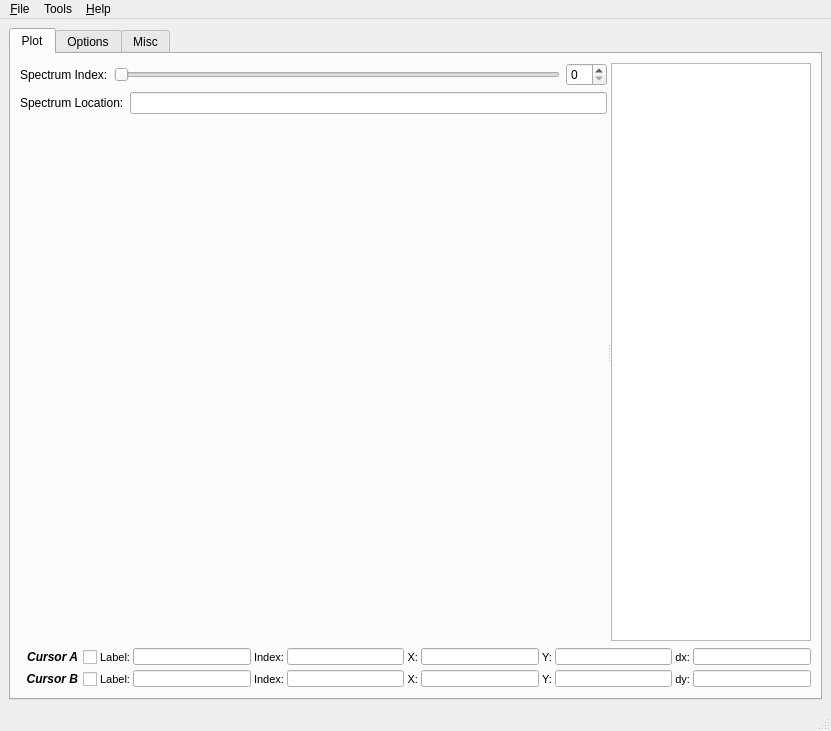
Old version of the form SimpleView/main.ui in the repository mfitzp/toolz.
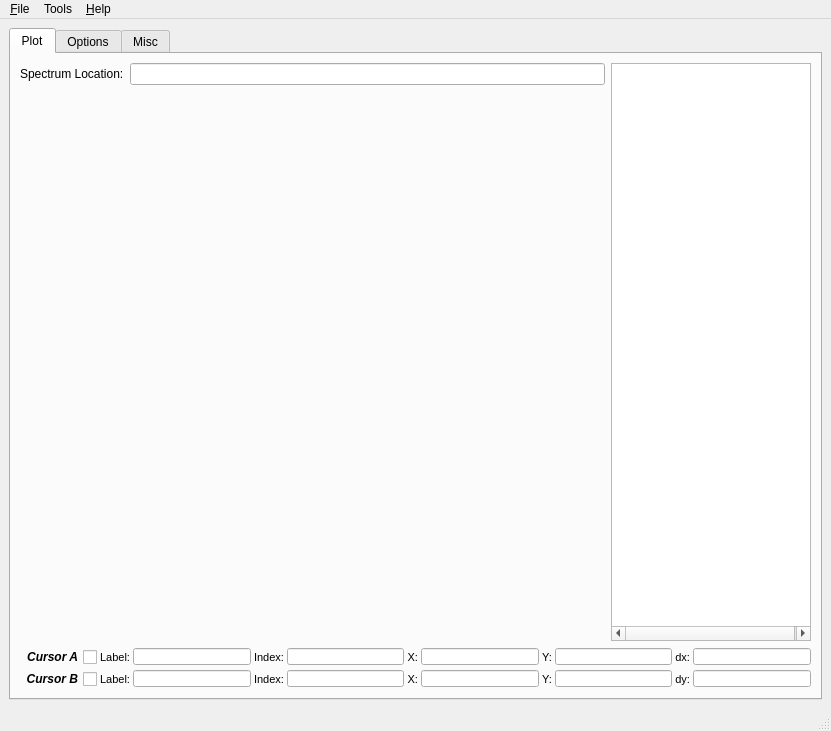
New version of the form. Icons and pictures are not drawn. Custom widgets are drawn as their Qt base class.

Diff of the .ui file:
```diff
--- a/SimpleView/main.ui
+++ b/SimpleView/main.ui
@@ -27,37 +27,13 @@
        <attribute name="title" >
         <string>Plot</string>
        </attribute>
-       <layout class="QVBoxLayout" >
-        <item>
-         <widget class="QSplitter" name="splitter" >
-          <property name="orientation" >
-           <enum>Qt::Horizontal</enum>
-          </property>
-          <widget class="QWidget" name="layoutWidget" >
-           <layout class="QVBoxLayout" >
+       <layout class="QGridLayout" name="gridLayout_2" >
+        <item row="0" column="0" >
+         <layout class="QHBoxLayout" name="horizontalLayout_2" >
+          <item>
+           <layout class="QVBoxLayout" name="verticalLayout" >
             <item>
-             <layout class="QHBoxLayout" >
-              <item>
-               <widget class="QLabel" name="label" >
-                <property name="text" >
-                 <string>Spectrum Index:</string>
-                </property>
-               </widget>
-              </item>
-              <item>
-               <widget class="QSlider" name="indexHSlider" >
-                <property name="orientation" >
-                 <enum>Qt::Horizontal</enum>
-                </property>
-               </widget>
-              </item>
-              <item>
-               <widget class="QSpinBox" name="indexSpinBox" />
-              </item>
-             </layout>
-            </item>
-            <item>
-             <layout class="QHBoxLayout" >
+             <layout class="QHBoxLayout" name="horizontalLayout" >
               <item>
                <widget class="QLabel" name="label_2" >
                 <property name="text" >
@@ -78,21 +54,42 @@
              <widget class="MPL_Widget" native="1" name="plotWidget" />
             </item>
            </layout>
-          </widget>
-          <widget class="QListWidget" name="specListWidget" >
-           <property name="maximumSize" >
-            <size>
-             <width>200</width>
-             <height>16777215</height>
-            </size>
-           </property>
-           <property name="selectionMode" >
-            <enum>QAbstractItemView::ExtendedSelection</enum>
-           </property>
-          </widget>
-         </widget>
+          </item>
+          <item>
+           <widget class="QTreeWidget" name="groupTreeWidget" >
+            <property name="maximumSize" >
+             <size>
+              <width>200</width>
+              <height>16777215</height>
+             </size>
+            </property>
+            <property name="selectionMode" >
+             <enum>QAbstractItemView::ExtendedSelection</enum>
+            </property>
+            <property name="sortingEnabled" >
+             <bool>true</bool>
+            </property>
+            <property name="headerHidden" >
+             <bool>true</bool>
+            </property>
+            <property name="columnCount" >
+             <number>2</number>
+            </property>
+            <column>
+             <property name="text" >
+              <string>1</string>
+             </property>
+            </column>
+            <column>
+             <property name="text" >
+              <string>2</string>
+             </property>
+            </column>
+           </widget>
+          </item>
+         </layout>
         </item>
-        <item>
+        <item row="1" column="0" >
          <layout class="QGridLayout" >
           <property name="horizontalSpacing" >
            <number>3</number>
@@ -1265,7 +1262,7 @@
          </layout>
         </item>
         <item rowspan="2" row="0" column="1" >
-         <widget class="QTreeWidget" name="groupTreeWidget" >
+         <widget class="QTreeWidget" name="groupTreeWidget1" >
           <property name="selectionMode" >
            <enum>QAbstractItemView::ExtendedSelection</enum>
           </property>
```
Left out of the diff: 36 changed lines with no effect on the pictures.
